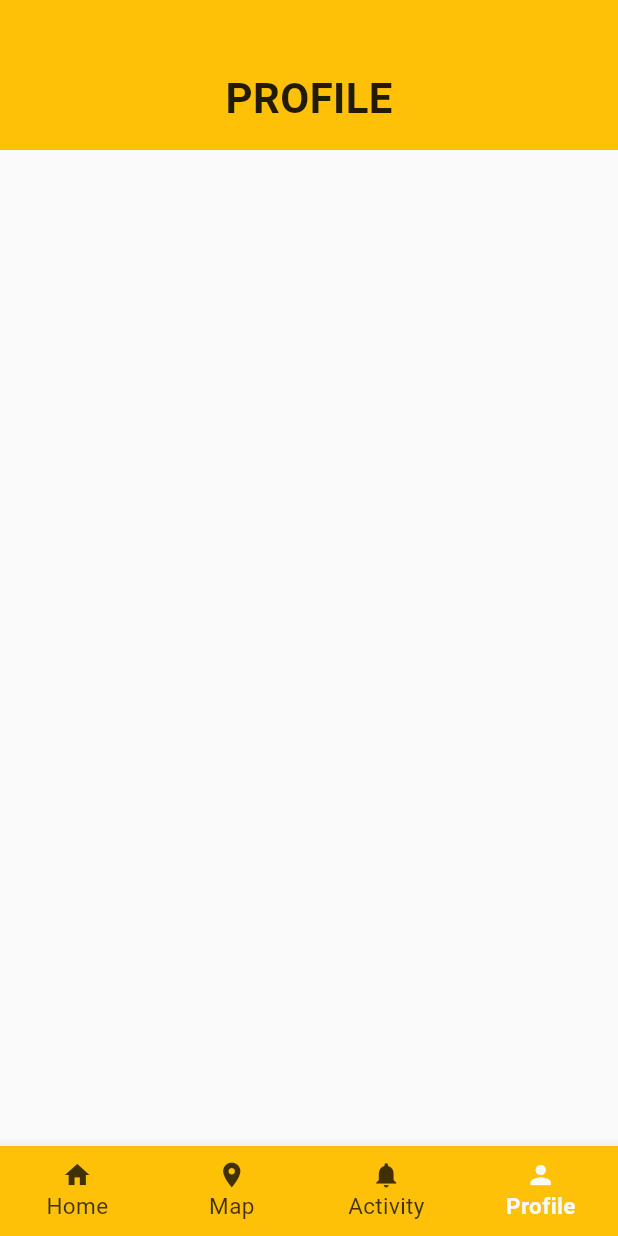
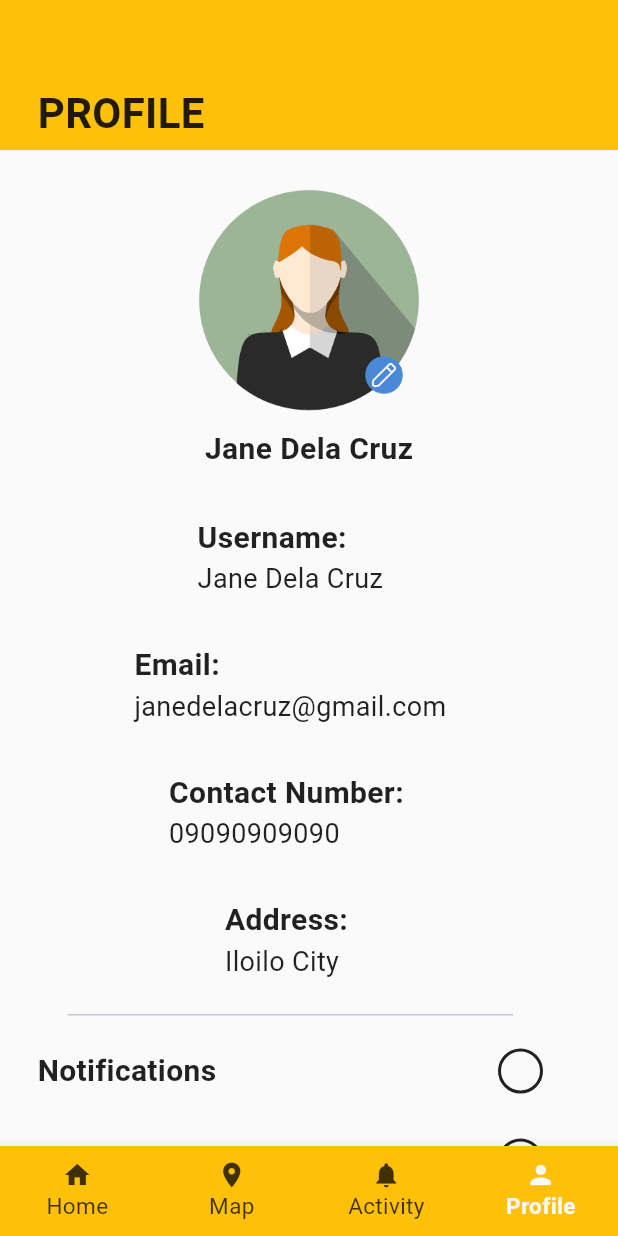
Before and after one commit to matchaejayyy/TAXI-BUDDY, a Flutter app: the screen it shows once a user with an empty profile is signed in, item 4 of the bottom bar chosen, on a phone screen of 412 x 824 dp. Run offline on Flutter 3.47's test engine with Material 3 defaults, Android fonts, the phone set to English and light mode, and no system bars; our stand-ins replace firebase_auth, firebase_core, google_maps_flutter, google_sign_in, location, stop_watch_timer; missing offline and left inert: flutter_polyline_points; accounts and stored records are empty.

Commit message:
profile_page

```diff
--- a/flutter_application_1/lib/pages/profile_page.dart
+++ b/flutter_application_1/lib/pages/profile_page.dart
@@ -4,7 +4,7 @@ import 'package:flutter_application_1/pages/home_page.dart';
 import 'package:flutter_application_1/pages/map_page.dart';
 
 class ProfilePage extends StatefulWidget {
-  const ProfilePage({super.key});
+  const ProfilePage({Key? key}) : super(key: key);
 
   @override
   State<ProfilePage> createState() => _ProfilePageState();
@@ -19,10 +19,10 @@ int selectedIndex = 3;
       backgroundColor: Colors.grey.shade50,
       body: Column(
         children: [
-          Container( //main children 1 on the upper yellow
+          Container(
             alignment: Alignment.bottomLeft,
-            padding: const EdgeInsets.symmetric(vertical: 5, horizontal: 25), //so the text wont be at the very edge of the yellow
-            width: double.infinity, // Set width to fill the entire screen
+            padding: const EdgeInsets.symmetric(vertical: 5, horizontal: 25),
+            width: double.infinity,
             height: 100,
             decoration: const BoxDecoration(color: Colors.amber),
             child: const Column(
@@ -37,21 +37,101 @@ int selectedIndex = 3;
                     color: Colors.black87,
                   ),
                 ),
-
-                SizedBox(height: 10,),
+              ],
+            ),
+          ),
+          Expanded(
+            child: ListView(
+              padding: const EdgeInsets.all(25),
+              children: [
+                Column(
+                  children: [
+                    Stack(
+                      alignment: AlignmentDirectional.bottomEnd,
+                      children: [
+                        SizedBox(
+                          height: 150,
+                          width: 150,
+                          child: Image.asset('assets/images/profile_pic.png'),
+                        ),
+                        Positioned(
+                          bottom: 10,
+                          right: 10,
+                          child: SizedBox(
+                            height: 30,
+                            width: 30,
+                            child: Image.asset('assets/images/edit_pic.png'),
+                          ),
+                        ),
+                      ],
+                    ),
+                  ],
+                ),
+                const SizedBox(height: 10),
+                const Row(
+                  mainAxisAlignment: MainAxisAlignment.center,
+                  children: [
+                    Text(
+                      'Jane Dela Cruz',
+                      style: TextStyle(
+                        fontSize: 20,
+                        fontWeight: FontWeight.bold,
+                        color: Colors.black87,
+                      ),
+                    )
+                  ],
+                ),
+                const SizedBox(height: 30),
+                Container(
+                  margin: const EdgeInsets.only(right: 25),
+                  child: Column(
+                    mainAxisAlignment: MainAxisAlignment.spaceBetween,
+                    children: [
+                      profileInfo("Username: ", "Jane Dela Cruz"),
+                      const SizedBox(height: 30),
+                      profileInfo("Email: ", "janedelacruz@gmail.com"),
+                      const SizedBox(height: 30),
+                      profileInfo("Contact Number: ", "09090909090"),
+                      const SizedBox(height: 30),
+                      profileInfo("Address: ", "Iloilo City"),
+                      const SizedBox(height: 15),
+                      const Divider(height: 15, indent: 20, endIndent: 20),
+                      const SizedBox(height: 15),
                       Row(
+                        mainAxisAlignment: MainAxisAlignment.spaceBetween,
                         children: [
-
-
-
-
+                          const Text(
+                            'Notifications',
+                            style: TextStyle(
+                              fontSize: 20,
+                              fontWeight: FontWeight.bold,
+                              color: Colors.black87,
+                            ),
+                          ),
+                          ClickableCircle(),
+                        ],
+                      ),
+                      const SizedBox(height: 30),
+                      Row(
+                        mainAxisAlignment: MainAxisAlignment.spaceBetween,
+                        children: [
+                          const Text(
+                            'Receive messages',
+                            style: TextStyle(
+                              fontSize: 20,
+                              fontWeight: FontWeight.bold,
+                              color: Colors.black87,
+                            ),
+                          ),
+                          ClickableCircle(),
                         ],
                       ),
                     ],
                   ),
                 ),
-
-
+              ],
+            ),
+          ),
         ],
       ),
       bottomNavigationBar: SizedBox(
@@ -129,89 +209,58 @@ int selectedIndex = 3;
     );
   }
 
-  Row buildFileRowSub(String price) {
-    return Row(
+  Widget profileInfo(String label, String value) {
+    return Column(
+      crossAxisAlignment: CrossAxisAlignment.start,
       children: [
-                            RichText(
-                            text: TextSpan(
+        Text(
+          label,
           style: const TextStyle(
-                                fontSize: 12,
-                                fontWeight: FontWeight.normal,
-                                color: Color.fromARGB(197, 0, 0, 0),
-                              ),
-                              children: [
-                                const TextSpan(
-                                  text: "More Info ",
-                                  style: TextStyle(
-                                    fontSize: 15,
-                                    fontWeight: FontWeight.normal,
-                                    color: Color.fromARGB(255, 0, 141, 59),
+            fontSize: 20,
+            fontWeight: FontWeight.bold,
+            color: Colors.black87,
           ),
         ),
-                                const TextSpan(
-                                  text: "Estimated price ",
-                                ),
-                                TextSpan(
-                                  text: price,
-                                ),
-                              ],
+        Text(
+          value,
+          style: const TextStyle(
+            fontSize: 18,
+            color: Colors.black87,
           ),
         ),
       ],
     );
   }
+}
 
-  Row buildFileRow(String place, String time) {
-    return Row(
-                          children: [
-                            RichText(
-                              text: TextSpan(
-                                style: const TextStyle(
+class ClickableCircle extends StatefulWidget {
+  @override
+  _ClickableCircleState createState() => _ClickableCircleState();
+}
+
+class _ClickableCircleState extends State<ClickableCircle> {
+  bool _isClicked = false;
+
+  @override
+  Widget build(BuildContext context) {
+    return GestureDetector(
+      onTap: () {
+        setState(() {
+          _isClicked = !_isClicked;
+        });
+      },
+      child: Container(
+        width: 30,
+        height: 30,
+        decoration: BoxDecoration(
+          border: Border.all(
             color: Colors.black87,
-                                  fontSize: 20,
-                                  fontWeight: FontWeight.bold,
+            width: 2,
           ),
-                                children: [
-                                  TextSpan(
-                                    text: place,
-                                  ),
-                                  TextSpan(
-                                    text: time,
-                                    style: const TextStyle(
-                                      fontSize: 18,
-                                      fontWeight: FontWeight.normal
+          shape: BoxShape.circle,
+          color: _isClicked ? const Color.fromARGB(255, 13, 177, 27) : Colors.grey[50],
         ),
       ),
-                                ],
-                              ),
-                            ),
-                          ],
-                        );
-  }
-
-  Column buildFileColumn(String image) {
-    return Column(
-                    children: [
-                      Container(
-                        height:90,
-                        width: 90,
-                        decoration: BoxDecoration(
-                          border: Border.all(
-                            color: const Color.fromARGB(255, 235, 133, 0), // Outer border color
-                            width: 4, // Outer border width
-                          ),
-                          borderRadius: BorderRadius.circular(55), // Border radius
-                          boxShadow: const [
-                            BoxShadow(
-                              color: Colors.amber, // Inner border color
-                              spreadRadius: -1, // Negative value to create an inner border
-                            ),
-                          ],
-                        ),
-                        padding: const EdgeInsets.all(14),
-                        child: Image.asset('assets/images/$image.png'),
-                      )
-                    ],
     );
   }
 }
--- a/flutter_application_1/pubspec.yaml
+++ b/flutter_application_1/pubspec.yaml
@@ -78,6 +78,8 @@ flutter:
     - assets/images/help-home.png
     - assets/images/taxi-home.png
     - assets/images/map-home.png
+    - assets/images/edit_pic.png
+    - assets/images/profile_pic.png
 
 
   # An image asset can refer to one or more resolution-specific "variants", see
```
Also changed, not shown: flutter_application_1/lib/pages/map_page.dart (+79 -2 lines). Lines whose indentation alone changed are shown as unchanged.
